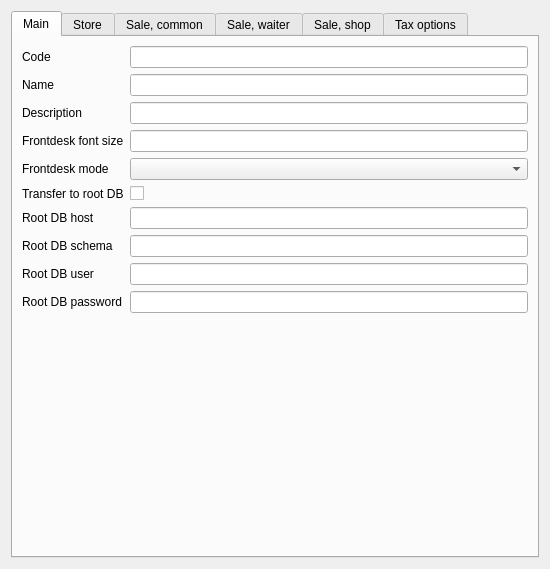
Before: the Qt Designer form Reports/c5settingswidget.ui in End1-1/Cafe5, drawn with Qt 5.
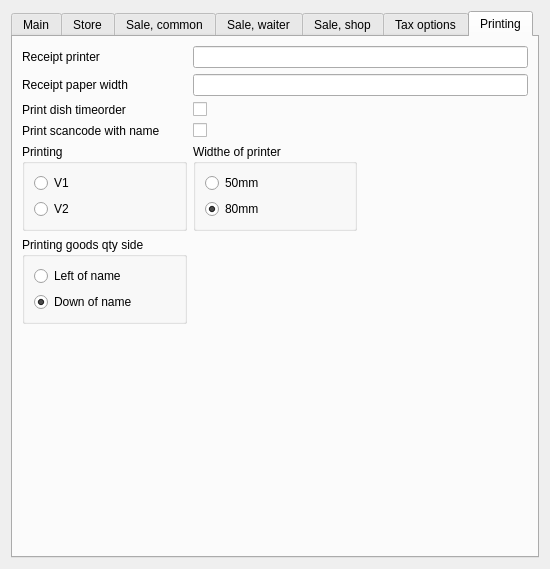
After: the same form once the commit is applied. Custom widgets are drawn as their Qt base class.

```diff
--- a/Reports/c5settingswidget.ui
+++ b/Reports/c5settingswidget.ui
@@ -26,7 +26,7 @@
       <enum>Qt::NoFocus</enum>
      </property>
      <property name="currentIndex">
-      <number>0</number>
+      <number>6</number>
      </property>
      <widget class="QWidget" name="tab">
       <attribute name="title">
@@ -370,21 +370,7 @@
          </property>
         </widget>
        </item>
-       <item row="8" column="0">
-        <widget class="QLabel" name="label_38">
-         <property name="text">
-          <string>Card autoinput</string>
-         </property>
-        </widget>
-       </item>
-       <item row="1" column="2">
-        <widget class="C5LineEdit" name="leLocalReceiptPrinter">
-         <property name="Tag" stdset="0">
-          <number>1</number>
-         </property>
-        </widget>
-       </item>
-       <item row="14" column="2">
+       <item row="13" column="2">
         <spacer name="verticalSpacer_2">
          <property name="orientation">
           <enum>Qt::Vertical</enum>
@@ -397,21 +383,7 @@
          </property>
         </spacer>
        </item>
-       <item row="1" column="0">
-        <widget class="QLabel" name="label">
-         <property name="text">
-          <string>Receipt printer</string>
-         </property>
-        </widget>
-       </item>
-       <item row="2" column="2">
-        <widget class="C5LineEdit" name="leIDRAMID">
-         <property name="Tag" stdset="0">
-          <number>3</number>
-         </property>
-        </widget>
-       </item>
-       <item row="5" column="2">
+       <item row="4" column="2">
         <widget class="C5CheckBox" name="chAutoCash">
          <property name="text">
           <string/>
@@ -759,43 +731,8 @@
          </property>
         </widget>
        </item>
-       <item row="7" column="0" colspan="5">
-        <widget class="QGroupBox" name="groupBox">
-         <property name="minimumSize">
-          <size>
-           <width>0</width>
-           <height>0</height>
-          </size>
-         </property>
-         <property name="title">
-          <string>Printing</string>
-         </property>
-         <layout class="QVBoxLayout" name="verticalLayout">
-          <item>
-           <widget class="QRadioButton" name="rbPrintV1">
-            <property name="text">
-             <string>V1</string>
-            </property>
-            <property name="tag" stdset="0">
-             <number>52</number>
-            </property>
-           </widget>
-          </item>
-          <item>
-           <widget class="QRadioButton" name="rbPrintV2">
-            <property name="text">
-             <string>V2</string>
-            </property>
-            <property name="tag" stdset="0">
-             <number>53</number>
-            </property>
-           </widget>
-          </item>
-         </layout>
-        </widget>
-       </item>
-       <item row="1" column="1" colspan="2">
-        <widget class="C5LineEdit" name="leAutologinPin1">
+       <item row="1" column="3">
+        <widget class="C5LineEdit" name="leAutologinPin2">
          <property name="minimumSize">
           <size>
            <width>100</width>
@@ -1053,6 +990,199 @@
        </item>
       </layout>
      </widget>
+     <widget class="QWidget" name="tab_7">
+      <attribute name="title">
+       <string>Printing</string>
+      </attribute>
+      <layout class="QGridLayout" name="gridLayout_7">
+       <item row="2" column="1">
+        <widget class="C5CheckBox" name="chPrintDishOrder">
+         <property name="text">
+          <string/>
+         </property>
+         <property name="Tag" stdset="0">
+          <number>62</number>
+         </property>
+        </widget>
+       </item>
+       <item row="0" column="1" colspan="2">
+        <widget class="C5LineEdit" name="leLocalReceiptPrinter">
+         <property name="Tag" stdset="0">
+          <number>1</number>
+         </property>
+        </widget>
+       </item>
+       <item row="8" column="0">
+        <widget class="QGroupBox" name="groupBox_2">
+         <property name="minimumSize">
+          <size>
+           <width>0</width>
+           <height>0</height>
+          </size>
+         </property>
+         <property name="title">
+          <string>Printing goods qty side</string>
+         </property>
+         <layout class="QVBoxLayout" name="verticalLayout_3">
+          <item>
+           <widget class="QRadioButton" name="rbPrintLeft">
+            <property name="text">
+             <string>Left of name</string>
+            </property>
+            <property name="tag" stdset="0">
+             <number>58</number>
+            </property>
+           </widget>
+          </item>
+          <item>
+           <widget class="QRadioButton" name="rbPrintDown">
+            <property name="text">
+             <string>Down of name</string>
+            </property>
+            <property name="checked">
+             <bool>true</bool>
+            </property>
+            <property name="tag" stdset="0">
+             <number>59</number>
+            </property>
+           </widget>
+          </item>
+         </layout>
+        </widget>
+       </item>
+       <item row="9" column="1">
+        <spacer name="verticalSpacer_7">
+         <property name="orientation">
+          <enum>Qt::Vertical</enum>
+         </property>
+         <property name="sizeHint" stdset="0">
+          <size>
+           <width>20</width>
+           <height>256</height>
+          </size>
+         </property>
+        </spacer>
+       </item>
+       <item row="0" column="0">
+        <widget class="QLabel" name="label">
+         <property name="text">
+          <string>Receipt printer</string>
+         </property>
+        </widget>
+       </item>
+       <item row="1" column="0">
+        <widget class="QLabel" name="label_59">
+         <property name="text">
+          <string>Receipt paper width</string>
+         </property>
+        </widget>
+       </item>
+       <item row="7" column="0">
+        <widget class="QGroupBox" name="groupBox">
+         <property name="minimumSize">
+          <size>
+           <width>0</width>
+           <height>0</height>
+          </size>
+         </property>
+         <property name="title">
+          <string>Printing</string>
+         </property>
+         <layout class="QVBoxLayout" name="verticalLayout">
+          <item>
+           <widget class="QRadioButton" name="rbPrintV1">
+            <property name="text">
+             <string>V1</string>
+            </property>
+            <property name="tag" stdset="0">
+             <number>52</number>
+            </property>
+           </widget>
+          </item>
+          <item>
+           <widget class="QRadioButton" name="rbPrintV2">
+            <property name="text">
+             <string>V2</string>
+            </property>
+            <property name="tag" stdset="0">
+             <number>53</number>
+            </property>
+           </widget>
+          </item>
+         </layout>
+        </widget>
+       </item>
+       <item row="1" column="1" colspan="2">
+        <widget class="C5LineEdit" name="leReceipPaperWidth">
+         <property name="Tag" stdset="0">
+          <number>61</number>
+         </property>
+        </widget>
+       </item>
+       <item row="2" column="0">
+        <widget class="QLabel" name="label_58">
+         <property name="text">
+          <string>Print dish timeorder</string>
+         </property>
+        </widget>
+       </item>
+       <item row="4" column="0">
+        <widget class="QLabel" name="label_57">
+         <property name="text">
+          <string>Print scancode with name</string>
+         </property>
+        </widget>
+       </item>
+       <item row="4" column="1">
+        <widget class="C5CheckBox" name="chPrintScancodeWithName">
+         <property name="text">
+          <string/>
+         </property>
+         <property name="Tag" stdset="0">
+          <number>60</number>
+         </property>
+        </widget>
+       </item>
+       <item row="7" column="1">
+        <widget class="QGroupBox" name="groupBox_3">
+         <property name="minimumSize">
+          <size>
+           <width>0</width>
+           <height>0</height>
+          </size>
+         </property>
+         <property name="title">
+          <string>Widthe of printer</string>
+         </property>
+         <layout class="QVBoxLayout" name="verticalLayout_4">
+          <item>
+           <widget class="QRadioButton" name="rbPrintLeft_2">
+            <property name="text">
+             <string>50mm</string>
+            </property>
+            <property name="tag" stdset="0">
+             <number>63</number>
+            </property>
+           </widget>
+          </item>
+          <item>
+           <widget class="QRadioButton" name="rbPrintDown_2">
+            <property name="text">
+             <string>80mm</string>
+            </property>
+            <property name="checked">
+             <bool>true</bool>
+            </property>
+            <property name="tag" stdset="0">
+             <number>64</number>
+            </property>
+           </widget>
+          </item>
+         </layout>
+        </widget>
+       </item>
+      </layout>
+     </widget>
     </widget>
    </item>
   </layout>
```
Left out of the diff: 341 changed lines with no effect on the pictures.
